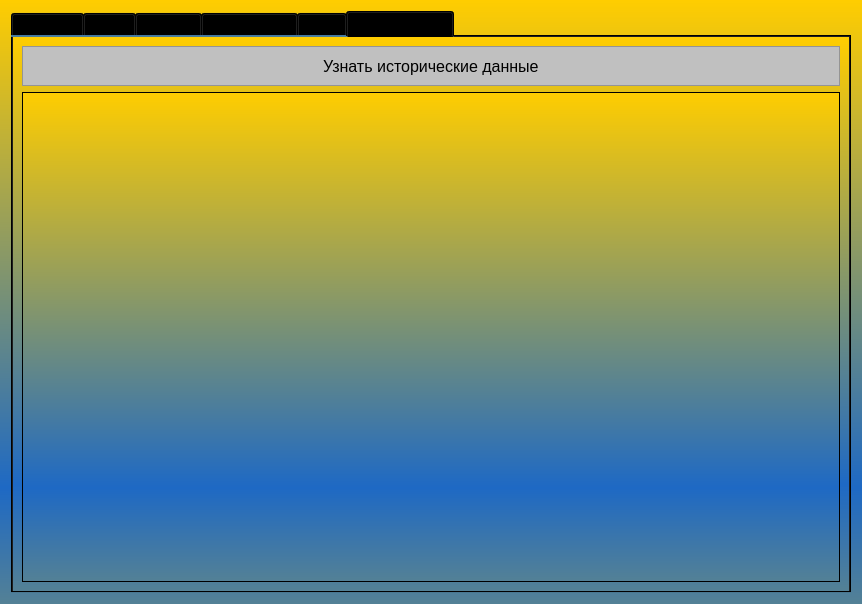
This is main.ui in vqboy1/climate-app-qt as Qt 5 draws it before an edit. The edited form follows.
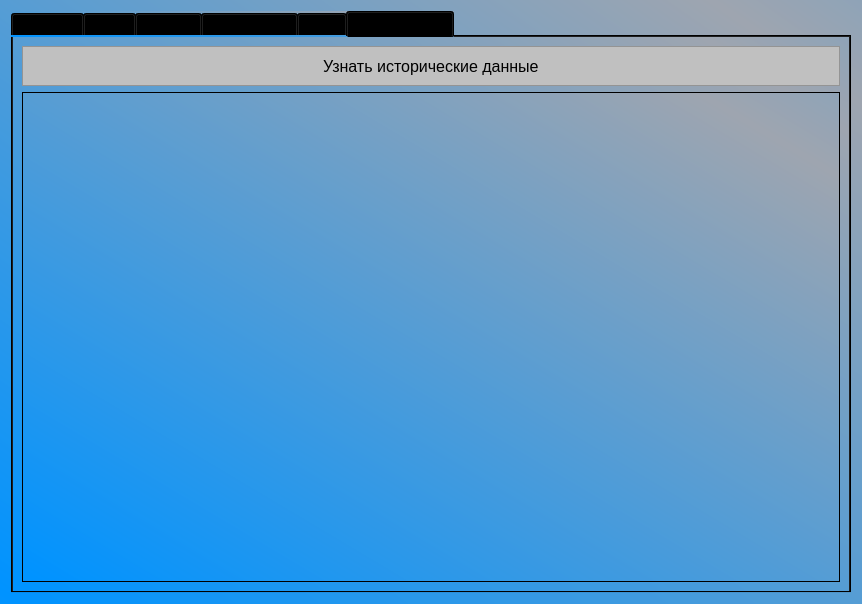
This is the edited form. The open tabs and pages were chosen to show the change. Icons and pictures are not drawn.

Commit message: refresh colors

```diff
--- a/main.ui
+++ b/main.ui
@@ -14,7 +14,7 @@
    <string>Form</string>
   </property>
   <property name="styleSheet">
-   <string notr="true">background-color:qlineargradient(spread:reflect, x1:0.483182, y1:0.807, x2:0.483, y2:0, stop:0 rgba(30, 105, 196, 255), stop:1 rgba(255, 205, 0, 255))</string>
+   <string notr="true">background-color:qlineargradient(spread:reflect, x1:0.921, y1:0.0965, x2:0.023, y2:1, stop:0 rgba(158, 165, 176, 255), stop:1 rgba(0, 147, 255, 255))</string>
   </property>
   <layout class="QVBoxLayout" name="verticalLayout">
    <item>
```
Left out of the diff: 5 changed lines with no effect on the pictures. The commit also changes 1 other file.
